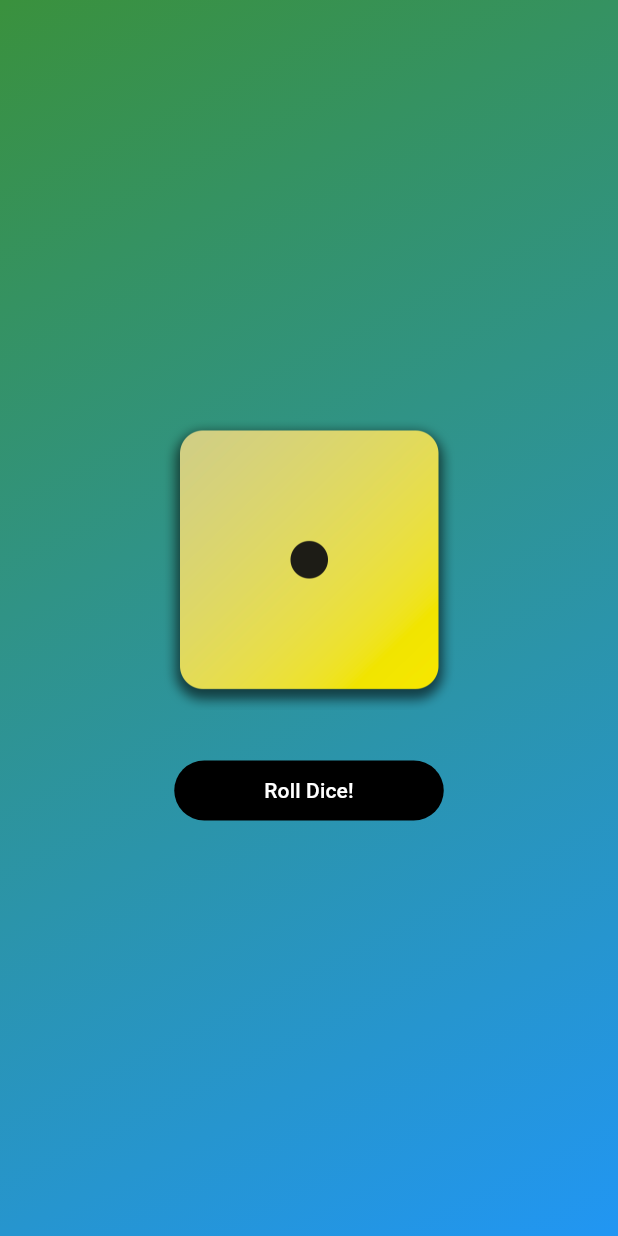
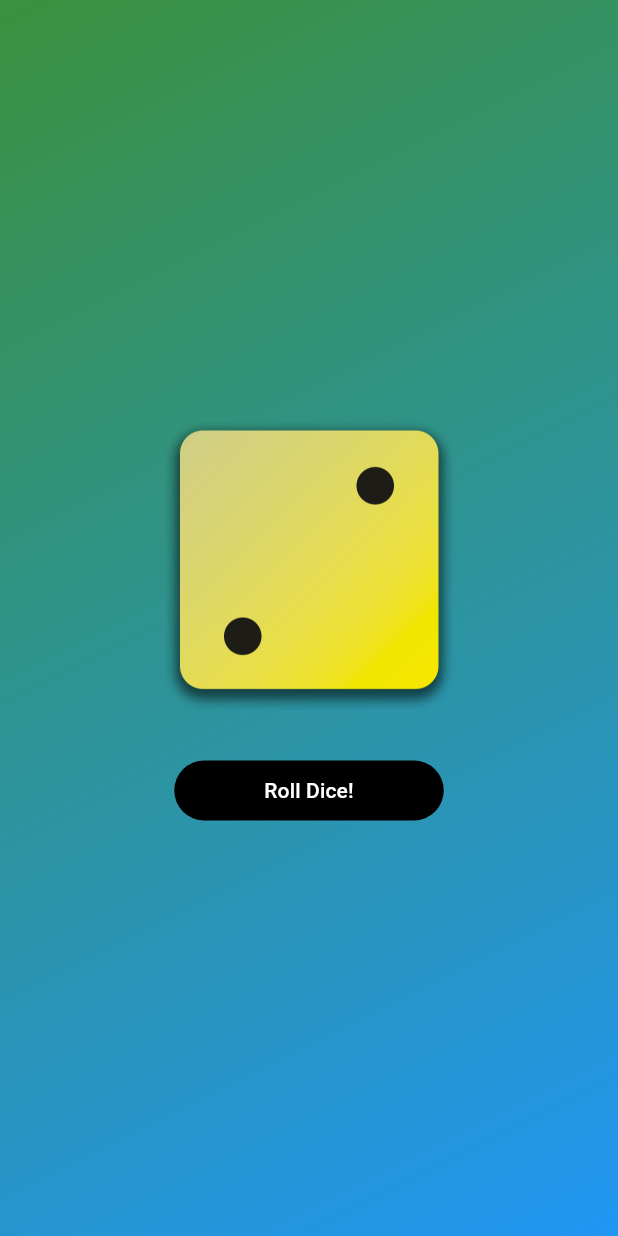
Before and after one commit to erwandy92/Flutter_Demo, a Flutter app: the screen it shows after launch, after a tap on "Roll Dice!", on a phone screen of 412 x 824 dp. Run offline on Flutter 3.47's test engine with Material 3 defaults, Android fonts, the phone set to English and light mode, and no system bars.

Commit message:
Implemented stateful widget for button click

```diff
--- /dev/null
+++ b/flutter_hello_world/lib/dice_roller.dart
@@ -0,0 +1,46 @@
+import 'package:flutter/material.dart';
+
+class DiceRoller extends StatefulWidget {
+  const DiceRoller({super.key});
+
+  @override
+  State<DiceRoller> createState() {
+    return _DiceRollerState();
+  }
+}
+
+// underscore means that the class is private and can only be used within this file. It is a common convention in Dart to prefix private classes with an underscore.
+class _DiceRollerState extends State<DiceRoller>{
+  var activeDiceImage = 'assets/images/dice-1.png';
+
+  void rollDice() {
+    setState(() {
+      activeDiceImage = 'assets/images/dice-2.png';
+    });
+    // activeDiceImage = 'assets/images/dice-2.png';
+  }
+
+  @override
+  Widget build(context){
+    return Column(
+          mainAxisSize: MainAxisSize.min,
+          children: [
+            Image.asset(
+              activeDiceImage,
+              width: 200,
+              height: 200,
+            ),
+            const SizedBox(height: 30), // Add some spacing between the image and the button
+            TextButton(
+              onPressed: rollDice,
+              style: TextButton.styleFrom(
+                padding: const EdgeInsets.only(top: 10, bottom: 10, left: 60, right: 60),
+                foregroundColor: Colors.white,
+                backgroundColor: Colors.black,
+              ),
+              child: const Text('Roll Dice!'),
+            ),
+          ]
+        );
+  }
+}
--- a/flutter_hello_world/lib/gradient_container.dart
+++ b/flutter_hello_world/lib/gradient_container.dart
@@ -1,22 +1,19 @@
 import 'package:flutter/material.dart';
+import 'package:flutter_hello_world/dice_roller.dart';
 
 //Variables for gradient alignment
 const startAlignment = Alignment.topLeft;
 const endAlignment = Alignment.bottomRight;
 
 class GradientContainer extends StatelessWidget {
-  GradientContainer(this.startColor, this.endColor, {super.key});
+  const GradientContainer(this.startColor, this.endColor, {super.key});
 
-  GradientContainer.blue({super.key})
-      : startColor = const Color.fromARGB(255, 58, 145, 61), endColor = Colors.blue; // Alternative constructor
+  const GradientContainer.blue({super.key})
+      : startColor = const Color.fromARGB(255, 58, 145, 61),
+        endColor = Colors.blue; // Alternative constructor
 
   final Color startColor;
   final Color endColor;
-  var activeDiceImage = 'assets/images/dice-1.png';
-
-  void rollDice() {
-    activeDiceImage = 'assets/images/dice-2.png';
-  }
 
   @override
   Widget build(context){
@@ -29,26 +26,7 @@ class GradientContainer extends StatelessWidget {
         ),
       ),
       child: Center(
-        child: Column(
-          mainAxisSize: MainAxisSize.min,
-          children: [
-            Image.asset(
-              activeDiceImage,
-              width: 200,
-              height: 200,
-            ),
-            const SizedBox(height: 30), // Add some spacing between the image and the button
-            TextButton(
-              onPressed: rollDice,
-              style: TextButton.styleFrom(
-                padding: const EdgeInsets.only(top: 10, bottom: 10, left: 60, right: 60),
-                foregroundColor: Colors.white,
-                backgroundColor: Colors.black,
-              ),
-              child: const Text('Roll Dice!'),
-            ),
-          ]
-        ),
+        child: DiceRoller(),
       ),
     );
   }
```
